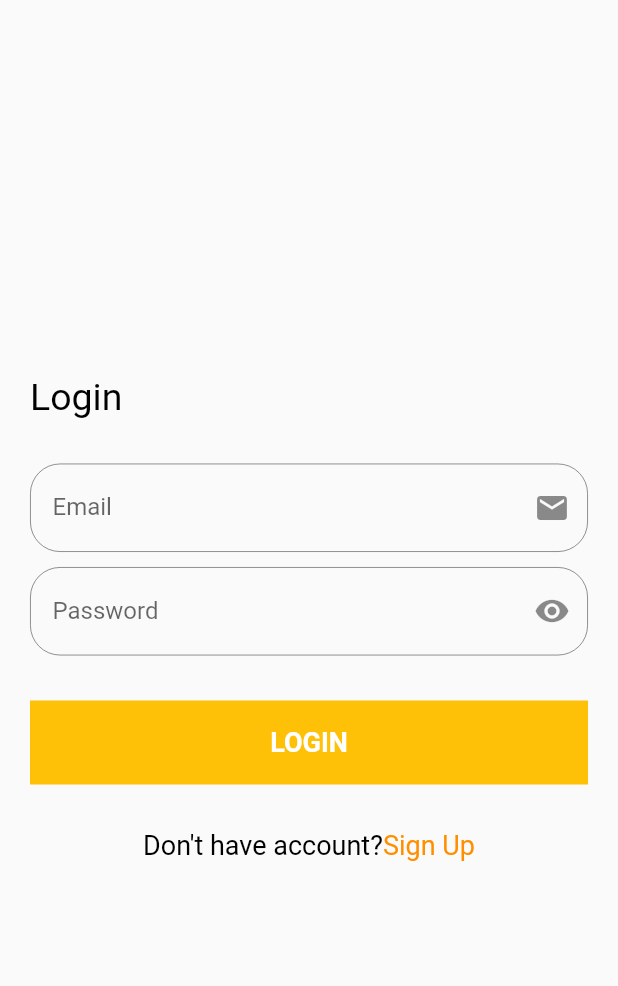
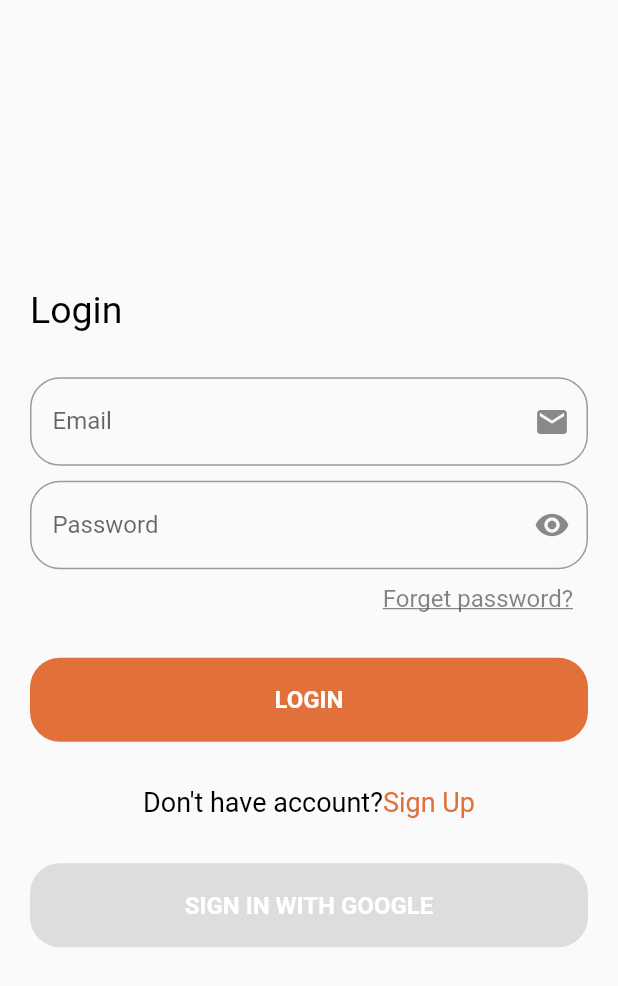
Before and after one commit to tientran01/bloc, a Flutter app: the screen it shows after launch, on a phone screen of 412 x 824 dp. Shown: the top 986 px of the screen. Run offline on Flutter 3.47's test engine with Material 2 defaults, Android fonts, the phone set to English and light mode, and no system bars; our stand-ins replace dio, equatable, firebase_auth, firebase_core, flutter_bloc, get and 4 more; accounts and stored records are empty.

Commit message:
add validator email, password, phone. And customapp bar

```diff
--- a/lib/component/custom_button.dart
+++ b/lib/component/custom_button.dart
@@ -8,14 +8,14 @@ class CustomButton extends StatelessWidget {
   final Color? bgColor;
   final double? width;
   final double? height;
-  const CustomButton(
-      {Key? key,
-      this.onTap,
-      required this.text,
-      this.bgColor,
-      this.width,
-      this.height})
-      : super(key: key);
+  const CustomButton({
+    Key? key,
+    this.onTap,
+    required this.text,
+    this.bgColor,
+    this.width,
+    this.height,
+  }) : super(key: key);
 
   @override
   Widget build(BuildContext context) {
@@ -23,15 +23,23 @@ class CustomButton extends StatelessWidget {
     return InkWell(
       onTap: onTap,
       child: Container(
+        decoration: BoxDecoration(
+          border: Border.all(
+            width: 1.0,
+            color: Colors.transparent,
+          ),
+          borderRadius: BorderRadius.circular(20.0),
+          color: bgColor ?? AppColor.borderOTPColor,
+        ),
         alignment: Alignment.center,
         width: width ?? size.width,
         height: height ?? 56,
-        color: bgColor ?? Colors.amber,
         child: Text(
           text.toUpperCase(),
           style: AppStyle.title.copyWith(
             color: AppColor.hFFFFFF,
             fontWeight: FontWeight.bold,
+            fontSize: 16,
           ),
         ),
       ),
--- a/lib/component/custom_text_field.dart
+++ b/lib/component/custom_text_field.dart
@@ -21,6 +21,7 @@ class CustomTextField extends StatefulWidget {
   final TextFieldType type;
   final TextInputType? keyboardType;
   final List<TextInputFormatter>? inputFormatters;
+  final TextEditingController? textEditingController;
 
   const CustomTextField({
     Key? key,
@@ -34,6 +35,7 @@ class CustomTextField extends StatefulWidget {
     this.prefixIcon,
     this.keyboardType,
     this.inputFormatters,
+    this.textEditingController,
   }) : super(key: key);
 
   @override
@@ -43,7 +45,6 @@ class CustomTextField extends StatefulWidget {
 class _CustomTextFieldState extends State<CustomTextField> {
   TextFieldType? type;
   bool isHidden = false;
-  bool isValid = false;
   @override
   void initState() {
     super.initState();
@@ -53,10 +54,12 @@ class _CustomTextFieldState extends State<CustomTextField> {
   @override
   Widget build(BuildContext context) {
     return TextFormField(
+      controller: widget.textEditingController,
       keyboardType: widget.keyboardType,
       obscureText: isHidden,
       decoration: InputDecoration(
-        contentPadding: const EdgeInsets.symmetric(horizontal: 15.0, vertical: 20.0),
+        contentPadding:
+            const EdgeInsets.symmetric(horizontal: 15.0, vertical: 20.0),
         labelText: widget.title,
         hintText: widget.hintText,
         prefixIcon: widget.prefixIcon,
@@ -65,15 +68,13 @@ class _CustomTextFieldState extends State<CustomTextField> {
               onTap: widget.onTapSuffixIcon ?? changeSuffixIcon,
               child: suffixIconPassword(),
             ),
-        border: outlineInputBorder(AppColor.hFF9F29),
-        enabledBorder: outlineInputBorder(AppColor.borderOTPColor),
-        focusedBorder: outlineInputBorder(Colors.blueGrey),
-        errorBorder: outlineInputBorder(Colors.red.shade800)
+        border: outlineInputBorder(color: Colors.transparent),
+        focusedBorder: outlineInputBorder(color: AppColor.hFF9F29),
       ),
       onChanged: widget.onChanged,
       inputFormatters: widget.inputFormatters,
       autovalidateMode: AutovalidateMode.onUserInteraction,
-      validator: (value) => validatorText(value),
+      validator: validatorText,
     );
   }
 
@@ -96,7 +97,7 @@ class _CustomTextFieldState extends State<CustomTextField> {
     return Container();
   }
 
-  String validatorText(String? value) {
+  String? validatorText(String? value) {
     switch (widget.type) {
       case TextFieldType.email:
         if (value == null || value.isEmpty) {
@@ -122,7 +123,7 @@ class _CustomTextFieldState extends State<CustomTextField> {
         }
         break;
     }
-    return "";
+    return null;
   }
 
   bool isEmailValid(String email) {
@@ -134,7 +135,7 @@ class _CustomTextFieldState extends State<CustomTextField> {
 
   bool isPasswordValid(String password) {
     final RegExp passwordRegExp = RegExp(
-      r'^(?=.*[A-Za-z])(?=.*\d)[A-Za-z\d]{8,}$',
+      r'^(?=.*\d).{8,15}$',
     );
     return passwordRegExp.hasMatch(password);
   }
@@ -146,9 +147,10 @@ class _CustomTextFieldState extends State<CustomTextField> {
     return phoneRegExp.hasMatch(phone);
   }
 
-  OutlineInputBorder outlineInputBorder(Color color) {
+  OutlineInputBorder outlineInputBorder({Color? color}) {
     return OutlineInputBorder(
-      borderSide: BorderSide(color: color, width: .6),
+      borderSide:
+          BorderSide(color: color ?? AppColor.borderOTPColor, width: 1.0),
       borderRadius: BorderRadius.circular(20.0),
     );
   }
--- a/lib/main.dart
+++ b/lib/main.dart
@@ -49,7 +49,7 @@ class MyApp extends StatelessWidget {
     return MaterialApp(
       navigatorKey: NavigationService.navigatorKey,
       debugShowCheckedModeBanner: false,
-      initialRoute: AppRouteName.login,
+      initialRoute: AppRouteName.splash,
       routes: RouteName.route,
     );
   }
--- a/lib/pages/auth/login_screen.dart
+++ b/lib/pages/auth/login_screen.dart
@@ -4,29 +4,52 @@ import 'package:bloc_demo/bloc/login/bloc/login_state.dart';
 import 'package:bloc_demo/component/custom_button.dart';
 import 'package:bloc_demo/component/custom_text_field.dart';
 import 'package:bloc_demo/main.dart';
+import 'package:bloc_demo/resource/app_color.dart';
 import 'package:bloc_demo/resource/constants.dart';
 import 'package:bloc_demo/resource/app_style.dart';
+import 'package:bloc_demo/router/navigation_service.dart';
 import 'package:flutter/material.dart';
 import 'package:flutter_bloc/flutter_bloc.dart';
 
-class LoginScreen extends StatelessWidget {
+import '../../resource/app_route_name.dart';
+
+class LoginScreen extends StatefulWidget {
   const LoginScreen({Key? key}) : super(key: key);
+
+  @override
+  State<LoginScreen> createState() => _LoginScreenState();
+}
+
+class _LoginScreenState extends State<LoginScreen> {
+  final _formKey = GlobalKey<FormState>();
+  TextEditingController emailController = TextEditingController();
+  TextEditingController passwordController = TextEditingController();
+  @override
+  void initState() {
+    super.initState();
+  }
 
   @override
   Widget build(BuildContext context) {
     return Scaffold(
-      body: BlocBuilder<LoginBloc, LoginState>(builder: (_, state) {
+      body: BlocBuilder<LoginBloc, LoginState>(
+        builder: (_, state) {
           return Center(
             child: Padding(
               padding: const EdgeInsets.symmetric(horizontal: 20.0),
+              child: Form(
+                key: _formKey,
                 child: Column(
                   mainAxisAlignment: MainAxisAlignment.center,
                   crossAxisAlignment: CrossAxisAlignment.start,
                   children: [
-                  const Text(Constants.login,
-                      style: TextStyle(fontSize: 25.0, color: Colors.black)),
+                    const Text(
+                      Constants.login,
+                      style: TextStyle(fontSize: 25.0, color: Colors.black),
+                    ),
                     SizedBox(height: Constants.size30),
                     CustomTextField(
+                      textEditingController: emailController,
                       type: TextFieldType.email,
                       title: Constants.email,
                       hintText: Constants.emailInput,
@@ -37,19 +60,24 @@ class LoginScreen extends StatelessWidget {
                     ),
                     SizedBox(height: Constants.size10),
                     CustomTextField(
+                      textEditingController: passwordController,
                       title: Constants.password,
                       type: TextFieldType.password,
                       hintText: Constants.passwordInput,
-                      onChanged: (String password) => getIt
-                          .get<LoginBloc>()
-                          .add(GetEmailAndPasswordFormTextFieldEvent(
-                              password: password))),
+                      onChanged: (String password) =>
+                          getIt.get<LoginBloc>().add(
+                                GetEmailAndPasswordFormTextFieldEvent(
+                                    password: password),
+                              ),
+                    ),
+                    buildForgetPassword(),
                     SizedBox(height: Constants.size30),
                     CustomButton(
                       text: Constants.login,
-                    onTap: () => getIt
-                        .get<LoginBloc>()
-                        .add(SubmitLoginWithFirebaseEvent()),
+                      bgColor: AppColor.hE2703A,
+                      onTap: () {
+                        tryLogin();
+                      },
                     ),
                     SizedBox(height: Constants.size30),
                     Row(
@@ -65,15 +93,59 @@ class LoginScreen extends StatelessWidget {
                           child: Text(
                             Constants.signUp,
                             style: AppStyle.title
-                              .copyWith(color: Colors.amber.shade800),
+                                .copyWith(color: AppColor.hE2703A),
                           ),
+                        ),
+                      ],
+                    ),
+                    SizedBox(height: Constants.size30),
+                    const CustomButton(
+                      text: Constants.signInWithGoogle,
+                      bgColor: AppColor.hDDDDDD,
                     )
                   ],
-                  )
-                ]),
+                ),
+              ),
             ),
           );
-      }),
+        },
+      ),
+    );
+  }
+
+  //test01@gmail.com - 123456789
+  void tryLogin() {
+    if (_formKey.currentState!.validate()) {
+      getIt.get<LoginBloc>().add(SubmitLoginWithFirebaseEvent());
+    } else {
+      showSnackBar(Constants.loginFail);
+      passwordController.clear();
+    }
+  }
+
+  void showSnackBar(String text) {
+    final snackBar = SnackBar(
+      content: Text(text),
+    );
+    ScaffoldMessenger.of(context).showSnackBar(snackBar);
+  }
+
+  Widget buildForgetPassword() {
+    return GestureDetector(
+      onTap: () => NavigationService.navigatorKey.currentState?.pushNamed(
+        AppRouteName.inputEmailReset,
+      ),
+      child: Container(
+        margin: const EdgeInsets.only(top: 10.0, right: 10.0),
+        alignment: Alignment.bottomRight,
+        child: Text(
+          Constants.forgetPassword,
+          style: AppStyle.title.copyWith(
+              fontSize: 16,
+              decoration: TextDecoration.underline,
+              color: AppColor.borderOTPColor),
+        ),
+      ),
     );
   }
 }
--- a/lib/resource/app_resource.dart
+++ b/lib/resource/app_resource.dart
@@ -9,4 +9,6 @@ class AppResource {
   static String twitterIcon = '${baseIconPath}ic_twitter.png';
   static String phoneIcon = '${baseIconPath}ic_phone.png';
   static String sendIcon = '${baseIconPath}ic_send.png';
+  static String leftArrow = '${baseIconPath}ic_left_arrow.png';
+  static String rightArrow = '${baseIconPath}ic_right_arrow.png';
 }
--- a/lib/resource/app_route_name.dart
+++ b/lib/resource/app_route_name.dart
@@ -9,4 +9,6 @@ class AppRouteName {
   static const String showInformation = "/show_information";
   static const String phoneInput = "/phone_input";
   static const String phoneOtp = "/phone_otp";
+  static const String inputEmailReset = "/input_email_reset";
+  static const String createNewPassword = "/create_new_password";
 }
--- a/lib/resource/app_style.dart
+++ b/lib/resource/app_style.dart
@@ -9,7 +9,10 @@ class AppStyle {
   static TextStyle header = const TextStyle(
     fontSize: 30.0,
   );
-  static TextStyle title = const TextStyle(fontSize: 18.0, color: Colors.black);
+  static TextStyle title = const TextStyle(
+    fontSize: 18.0,
+    color: Colors.black,
+  );
 
   final defaultPinTheme = PinTheme(
     width: 56,
--- a/lib/resource/constants.dart
+++ b/lib/resource/constants.dart
@@ -1,6 +1,7 @@
 class Constants {
   static double size30 = 30.0;
   static double size10 = 10.0;
+  static double heightAppBar = 80.0;
 
   static const String username = "Username";
   static const String usernameInput = "Enter your username";
@@ -16,11 +17,10 @@ class Constants {
   static const String confirmPasswordInput = "Enter password again";
   static const String login = "Login";
   static const String signUp = "Sign Up";
-  static const String signUpWithPhone = "Sign Up With Phone Number";
   static const String signOut = "Sign Out";
   static const String noAccount = "Don't have account?";
   static const String haveAccount = "Already have an account?";
-  static const String forgetPassword = "Forget password.";
+  static const String forgetPassword = "Forget password?";
   static const String or = 'OR';
   static const String send = "Send";
   static const String requestInputOTP = "Enter your 6 digit OTP";
@@ -32,5 +32,13 @@ class Constants {
   static const String phoneGetOtp = "Code is sent to ";
   static const String emailInvalid = "Invalid email";
   static const String phoneInvalid = "Invalid phone";
-  static const String passwordInvalid = "Invalid password";
+  static const String passwordInvalid =
+      "Invalid password. Password have 8 - 15 characters!";
+  static const String loginFail = "Login Fail";
+  static const String loginSuccess = "Login Success";
+  static const String signInWithGoogle = "Sign in with google";
+  static const String signInWithPhoneNumber = "Sign In With Phone Number";
+  static const String signUpWithPhoneNumber = "Sign Up With Phone Number";
+  static const String resetPassword = "Reset Password";
+  static const String createNewPassword = "Create New Password";
 }
--- a/lib/router/router_name.dart
+++ b/lib/router/router_name.dart
@@ -1,3 +1,5 @@
+import 'package:bloc_demo/pages/auth/forget_password/input_email_reset_screen.dart';
+import 'package:bloc_demo/pages/auth/forget_password/create_new_password_screen.dart';
 import 'package:bloc_demo/pages/auth/phone_auth/phone_input_screen.dart';
 import 'package:bloc_demo/pages/auth/phone_auth/phone_otp_screen.dart';
 import 'package:bloc_demo/pages/auth/sign_up_screen.dart';
@@ -15,7 +17,7 @@ class RouteName {
   static Map<String, WidgetBuilder> route = {
     AppRouteName.splash: (BuildContext context) => const SplashScreen(),
     AppRouteName.login: (BuildContext context) => const LoginScreen(),
-    AppRouteName.signUp: (BuildContext context) => const SignUpScreen(),
+    AppRouteName.signUp: (BuildContext context) =>  SignUpScreen(),
     AppRouteName.home: (BuildContext context) => const HomeScreen(),
     AppRouteName.profile: (BuildContext context) => const ProfileScreen(),
     AppRouteName.demoCubit: (BuildContext context) => const DemoCubitScreen(),
@@ -24,5 +26,7 @@ class RouteName {
         const ShowInformationScreen(),
     AppRouteName.phoneInput: (BuildContext context) => const PhoneInputScreen(),
     AppRouteName.phoneOtp: (BuildContext context) => const PhoneOTPScreen(),
+    AppRouteName.inputEmailReset: (BuildContext context) => const InputEmailResetScreen(),
+    AppRouteName.createNewPassword: (BuildContext context) => const CreateNewPasswordScreen()
   };
 }
--- a/pubspec.yaml
+++ b/pubspec.yaml
@@ -48,6 +48,7 @@ dependencies:
   pinput: ^2.2.11
   google_fonts: ^3.0.1
   mask_text_input_formatter: ^2.3.0
+  google_sign_in: ^5.3.3
 
 
 dev_dependencies:
```
Also changed, not shown: lib/bloc/splash/bloc/splash_bloc.dart (+6 -4 lines), lib/component/custom_app_bar.dart (added, +35 -0 lines), lib/pages/auth/forget_password/create_new_password_screen.dart (added, +58 -0 lines), lib/pages/auth/forget_password/input_email_reset_screen.dart (added, +57 -0 lines), lib/pages/auth/phone_auth/phone_input_screen.dart (+15 -5 lines), lib/pages/auth/phone_auth/phone_otp_screen.dart (+14 -9 lines), lib/pages/auth/sign_up_screen.dart (+24 -6 lines), assets/icons/ic_left_arrow.png (added), assets/icons/ic_right_arrow.png (added), lib/pages/auth/google/google_screen.dart (added), pubspec.lock. Lines whose indentation alone changed are shown as unchanged.
